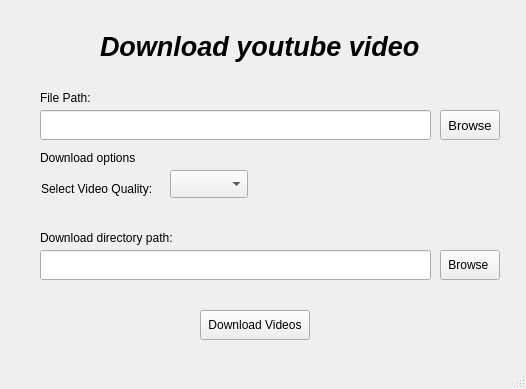
RaghuKA/PyQtYouTube-dl, file yTGui.ui: the form before one commit.
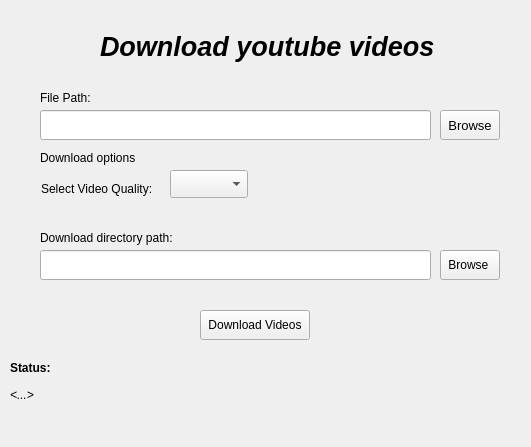
The form after the commit.

Commit message: New Gui design with status label and youtube-dl installed check while importing youtube_dl

The edit to the form file:
```diff
--- a/yTGui.ui
+++ b/yTGui.ui
@@ -6,8 +6,8 @@
    <rect>
     <x>0</x>
     <y>0</y>
-    <width>526</width>
-    <height>389</height>
+    <width>531</width>
+    <height>447</height>
    </rect>
   </property>
   <property name="windowTitle">
@@ -157,7 +157,7 @@
      <rect>
       <x>100</x>
       <y>30</y>
-      <width>320</width>
+      <width>361</width>
       <height>33</height>
      </rect>
     </property>
@@ -173,6 +173,46 @@
      <string>Download youtube videos</string>
     </property>
    </widget>
+   <widget class="QLabel" name="status_label">
+    <property name="geometry">
+     <rect>
+      <x>10</x>
+      <y>380</y>
+      <width>511</width>
+      <height>31</height>
+     </rect>
+    </property>
+    <property name="font">
+     <font>
+      <italic>true</italic>
+     </font>
+    </property>
+    <property name="text">
+     <string>&lt;...&gt;</string>
+    </property>
+    <property name="wordWrap">
+     <bool>true</bool>
+    </property>
+   </widget>
+   <widget class="QLabel" name="status_text_label">
+    <property name="geometry">
+     <rect>
+      <x>10</x>
+      <y>360</y>
+      <width>61</width>
+      <height>16</height>
+     </rect>
+    </property>
+    <property name="font">
+     <font>
+      <weight>75</weight>
+      <bold>true</bold>
+     </font>
+    </property>
+    <property name="text">
+     <string>Status:</string>
+    </property>
+   </widget>
   </widget>
   <widget class="QMenuBar" name="menubar">
    <property name="geometry">
@@ -184,7 +224,6 @@
     </rect>
    </property>
   </widget>
-  <widget class="QStatusBar" name="statusbar"/>
  </widget>
  <resources/>
  <connections/>
```
Left out of the diff: 6 changed lines with no effect on the pictures. The commit also changes 2 other files.
